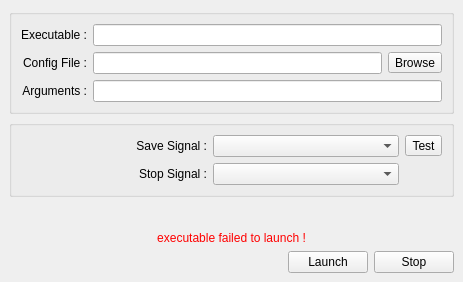
Before: the Qt Designer form resources/ui/proxy_gui.ui in Houston4444/RaySession, drawn with Qt 5.
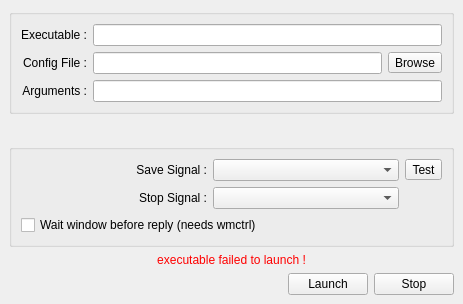
After: the same form once the commit is applied. Icons and pictures are not drawn.

Commit message: add 'wait window to reply open to server' option to ray-proxy

Diff of the .ui file:
```diff
--- a/resources/ui/proxy_gui.ui
+++ b/resources/ui/proxy_gui.ui
@@ -7,7 +7,7 @@
     <x>0</x>
     <y>0</y>
     <width>463</width>
-    <height>282</height>
+    <height>304</height>
    </rect>
   </property>
   <property name="windowTitle">
@@ -105,6 +105,19 @@
       </layout>
      </widget>
     </item>
+    <item>
+     <spacer name="verticalSpacer">
+      <property name="orientation">
+       <enum>Qt::Vertical</enum>
+      </property>
+      <property name="sizeHint" stdset="0">
+       <size>
+        <width>20</width>
+        <height>40</height>
+       </size>
+      </property>
+     </spacer>
+    </item>
     <item>
      <widget class="QGroupBox" name="groupBox_3">
       <property name="title">
@@ -166,22 +179,16 @@
          </property>
         </widget>
        </item>
+       <item row="2" column="0" colspan="3">
+        <widget class="QCheckBox" name="checkBoxWaitWindow">
+         <property name="text">
+          <string>Wait window before reply (needs wmctrl)</string>
+         </property>
+        </widget>
+       </item>
       </layout>
      </widget>
     </item>
-    <item>
-     <spacer name="verticalSpacer">
-      <property name="orientation">
-       <enum>Qt::Vertical</enum>
-      </property>
-      <property name="sizeHint" stdset="0">
-       <size>
-        <width>20</width>
-        <height>40</height>
-       </size>
-      </property>
-     </spacer>
-    </item>
     <item>
      <widget class="QLabel" name="labelError">
       <property name="styleSheet">
```
Left out of the diff: 12 changed lines with no effect on the pictures. The commit also changes 2 other files.
